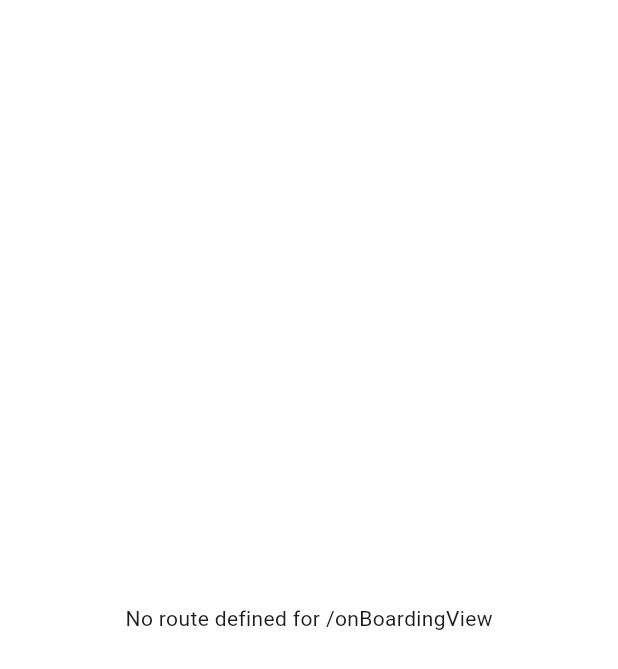
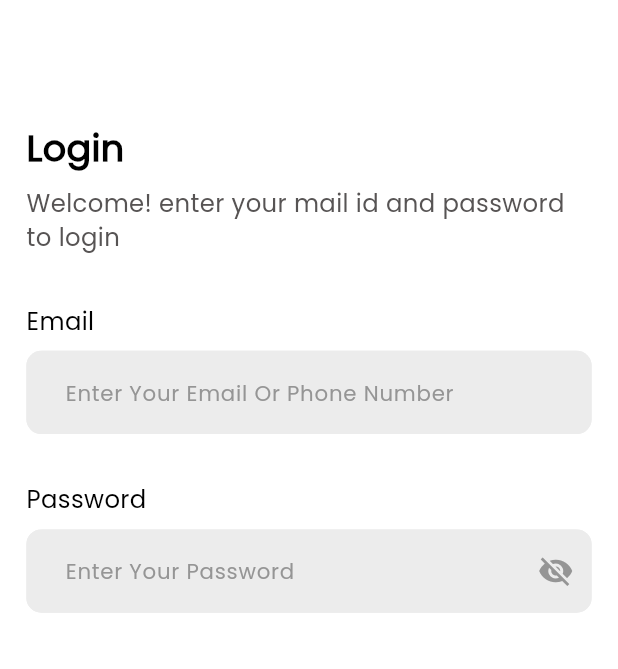
Before and after one commit to ehab968/skin_safe_app, a Flutter app: the screen it shows after launch, on a phone screen of 412 x 824 dp. Shown: the top 669 px of the screen. Run offline on Flutter 3.47's test engine with Material 3 defaults, Android fonts, the phone set to English and light mode, and no system bars; our stand-ins replace flutter_screenutil; project files that could hold a hidden picture were left out.

Commit message:
finish email and password textfield

```diff
--- /dev/null
+++ b/lib/core/helper/app_regex.dart
@@ -0,0 +1,36 @@
+class AppRegex {
+  static bool isEmailValid(String email) {
+    return RegExp(r'^.+@[a-zA-Z]+\.{1}[a-zA-Z]+(\.{0,1}[a-zA-Z]+)$')
+        .hasMatch(email);
+  }
+
+  static bool isPasswordValid(String password) {
+    return RegExp(
+            r"^(?=.*[a-z])(?=.*[A-Z])(?=.*\d)(?=.*[@$!%*?&])[A-Za-z\d@$!%*?&]{8,}$")
+        .hasMatch(password);
+  }
+
+    static bool isPhoneNumberValid(String phoneNumber) {
+    return RegExp(r'^(010|011|012|015)[0-9]{8}$').hasMatch(phoneNumber);
+  }
+
+  static bool hasLowerCase(String password) {
+    return RegExp(r'^(?=.*[a-z])').hasMatch(password);
+  }
+
+  static bool hasUpperCase(String password) {
+    return RegExp(r'^(?=.*[A-Z])').hasMatch(password);
+  }
+
+  static bool hasNumber(String password) {
+    return RegExp(r'^(?=.*?[0-9])').hasMatch(password);
+  }
+
+  static bool hasSpecialCharacter(String password) {
+    return RegExp(r'^(?=.*?[#?!@$%^&*-])').hasMatch(password);
+  }
+
+  static bool hasMinLength(String password) {
+    return RegExp(r'^(?=.{8,})').hasMatch(password);
+  }
+}
--- a/lib/core/routing/app_router.dart
+++ b/lib/core/routing/app_router.dart
@@ -1,5 +1,6 @@
 import 'package:flutter/material.dart';
 import 'package:skin_care_app/core/routing/routes.dart';
+import 'package:skin_care_app/features/authentication/login/ui/login_view.dart';
 import 'package:skin_care_app/features/splash/splash_view.dart';
 
 class AppRouter {
@@ -9,11 +10,17 @@ class AppRouter {
         return MaterialPageRoute(
           builder: (_) => const SplashView(),
         );
+      case Routes.loginView:
+        return MaterialPageRoute(
+          builder: (_) => const LoginView(),
+        );
       default:
         return MaterialPageRoute(
-          builder: (_) =>  Scaffold(
+          builder: (_) => Scaffold(
             body: Center(
-              child: Text('No route defined for ${settings.name}'),
+              child: Text(
+                'No route defined for ${settings.name}',
+              ),
             ),
           ),
         );
--- a/lib/core/theme/colors.dart
+++ b/lib/core/theme/colors.dart
@@ -2,4 +2,8 @@ import 'package:flutter/material.dart';
 
 class ColorManager {
   static const Color primaryBlue = Color(0xFF4A90E2);
+  static const Color black = Color(0xFF000000);
+  static const Color gray = Color(0xFF575454);
+  static const Color lightGray = Color(0xFF959595);
+  static const Color lighterGray = Color(0xFFECECEC);
 }
--- a/lib/core/theme/styles.dart
+++ b/lib/core/theme/styles.dart
@@ -0,0 +1,31 @@
+import 'package:flutter/material.dart';
+import 'package:flutter_screenutil/flutter_screenutil.dart';
+import 'package:skin_care_app/core/theme/colors.dart';
+
+class Styles {
+  static TextStyle font24Black600Weight = TextStyle(
+    fontSize: 24.sp,
+    fontWeight: FontWeight.w600,
+    color: ColorManager.black,
+  );
+  static TextStyle font16Black400Weight = TextStyle(
+    fontSize: 16.sp,
+    fontWeight: FontWeight.w400,
+    color: ColorManager.black,
+  );
+  static TextStyle font16Gray300Weight = TextStyle(
+    fontSize: 16.sp,
+    fontWeight: FontWeight.w300,
+    color: ColorManager.gray,
+  );
+  static TextStyle font14LightGray300Weight = TextStyle(
+    fontSize: 14.sp,
+    fontWeight: FontWeight.w300,
+    color: ColorManager.lightGray,
+  );
+  static TextStyle font14PrimaryBlue300Weight = TextStyle(
+    fontSize: 14.sp,
+    fontWeight: FontWeight.w300,
+    color: ColorManager.primaryBlue,
+  );
+}
--- /dev/null
+++ b/lib/core/widgets/custom_text_form_field.dart
@@ -0,0 +1,99 @@
+import 'package:flutter/material.dart';
+import 'package:flutter_screenutil/flutter_screenutil.dart';
+import 'package:skin_care_app/core/theme/colors.dart';
+import 'package:skin_care_app/core/theme/styles.dart';
+
+class CustomTextFormField extends StatelessWidget {
+  const CustomTextFormField({
+    super.key,
+    required this.hint,
+    this.maxline = 1,
+    this.onSaved,
+    this.padding,
+    this.onChanged,
+    this.autoFocus = false,
+    this.controller,
+    this.suffixIcon,
+    this.iconOnPressed,
+    this.enabledBordrColor,
+    this.focusedBorderColor,
+    this.borderRadius = 0,
+    this.cursorColor,
+    this.hintStyle,
+    this.backgroundColor,
+    this.textStyle,
+    this.isObscure,
+    this.focusNode,
+    required this.validator,
+  });
+  final String hint;
+  final int maxline;
+  final FocusNode? focusNode;
+  final Function(String?)? onSaved;
+  final EdgeInsetsGeometry? padding;
+  final void Function(String)? onChanged;
+  final bool? autoFocus, isObscure;
+  final TextEditingController? controller;
+  final Widget? suffixIcon;
+  final void Function()? iconOnPressed;
+  final Color? enabledBordrColor,
+      focusedBorderColor,
+      cursorColor,
+      backgroundColor;
+  final double borderRadius;
+  final TextStyle? hintStyle, textStyle;
+  final Function(String?) validator;
+
+  @override
+  Widget build(BuildContext context) {
+    return TextFormField(
+      focusNode: focusNode,
+      controller: controller,
+      autofocus: autoFocus ?? false,
+      onChanged: onChanged,
+      onSaved: onSaved,
+      validator: (value) {
+        return validator(value);
+      },
+      // (value) {
+      //   if (value?.isEmpty ?? true) {
+      //     return 'Field Is Required';
+      //   } else {
+      //     return null;
+      //   }
+      // },
+      style: textStyle ?? Styles.font14PrimaryBlue300Weight,
+      obscureText: isObscure ?? false,
+      cursorColor: cursorColor ?? ColorManager.primaryBlue,
+      maxLines: maxline,
+      decoration: InputDecoration(
+        isDense: true,
+        suffixIcon: suffixIcon,
+        contentPadding: padding ??
+            EdgeInsets.symmetric(
+              horizontal: 20.w,
+              vertical: 17.h,
+            ),
+        hintText: hint,
+        hintStyle: hintStyle ?? Styles.font14LightGray300Weight,
+        fillColor: backgroundColor ?? ColorManager.lighterGray,
+        filled: true,
+        border: buildBorder(),
+        enabledBorder:
+            buildBorder(enabledBordrColor ?? ColorManager.lighterGray),
+        focusedBorder:
+            buildBorder(focusedBorderColor ?? ColorManager.primaryBlue),
+      ),
+    );
+  }
+
+  OutlineInputBorder buildBorder([color]) {
+    return OutlineInputBorder(
+      borderSide: BorderSide(
+        width: 1.4,
+        color: color ?? Colors.white,
+      ),
+      borderRadius: BorderRadius.circular(borderRadius),
+    );
+  }
+}
--- /dev/null
+++ b/lib/core/widgets/email_and_password.dart
@@ -0,0 +1,103 @@
+import 'package:flutter/material.dart';
+import 'package:skin_care_app/core/helper/spacing.dart';
+import 'package:skin_care_app/core/theme/colors.dart';
+import 'package:skin_care_app/core/theme/styles.dart';
+import 'package:skin_care_app/core/widgets/custom_text_form_field.dart';
+
+class EmailAndPassword extends StatefulWidget {
+  const EmailAndPassword({super.key});
+
+  @override
+  State<EmailAndPassword> createState() => _EmailAndPasswordState();
+}
+
+class _EmailAndPasswordState extends State<EmailAndPassword> {
+  FocusNode passwordFocusNode = FocusNode();
+  bool isPasswordFocused = false;
+  FocusNode emailFocusNode = FocusNode();
+  bool isEmailFocused = false;
+  bool isobsecure = true;
+  @override
+  void initState() {
+    setupEmailAndPasswordFocusNode();
+    super.initState();
+  }
+
+  @override
+  void dispose() {
+    emailFocusNode.dispose();
+    passwordFocusNode.dispose();
+    super.dispose();
+  }
+
+  @override
+  Widget build(BuildContext context) {
+    return Column(
+      crossAxisAlignment: CrossAxisAlignment.start,
+      children: [
+        Text(
+          'Email',
+          style: Styles.font16Black400Weight,
+        ),
+        verticalSpace(height: 8),
+        CustomTextFormField(
+          hint: 'Enter Your Email Or Phone Number',
+          focusNode: emailFocusNode,
+          backgroundColor:
+              isEmailFocused ? Colors.white : ColorManager.lighterGray,
+          hintStyle: isEmailFocused
+              ? Styles.font14PrimaryBlue300Weight
+              : Styles.font14LightGray300Weight,
+          borderRadius: 10,
+          validator: (value) {},
+        ),
+        verticalSpace(height: 32),
+        Text(
+          'Password',
+          style: Styles.font16Black400Weight,
+        ),
+        verticalSpace(height: 8),
+        CustomTextFormField(
+          hint: 'Enter Your Password',
+          focusNode: passwordFocusNode,
+          borderRadius: 10,
+          isObscure: isobsecure,
+          validator: (value) {},
+          backgroundColor:
+              isPasswordFocused ? Colors.white : ColorManager.lighterGray,
+          hintStyle: isPasswordFocused
+              ? Styles.font14PrimaryBlue300Weight
+              : Styles.font14LightGray300Weight,
+          suffixIcon: IconButton(
+            onPressed: () {
+              setState(() {
+                isobsecure = !isobsecure;
+              });
+            },
+            icon: Icon(
+              size: 24,
+              isobsecure ? Icons.visibility_off : Icons.visibility,
+              color: passwordFocusNode.hasFocus
+                  ? ColorManager.primaryBlue
+                  : ColorManager.lightGray,
+            ),
+          ),
+        ),
+      ],
+    );
+  }
+
+  void setupEmailAndPasswordFocusNode() {
+    emailFocusNode.addListener(() {
+      setState(() {
+        isEmailFocused = emailFocusNode.hasFocus;
+      });
+    });
+
+    passwordFocusNode.addListener(() {
+      setState(() {
+        isPasswordFocused = passwordFocusNode.hasFocus;
+      });
+    });
+  }
+}
--- /dev/null
+++ b/lib/features/authentication/login/ui/login_view.dart
@@ -0,0 +1,30 @@
+import 'package:flutter/material.dart';
+import 'package:flutter_screenutil/flutter_screenutil.dart';
+import 'package:skin_care_app/core/helper/spacing.dart';
+import 'package:skin_care_app/core/widgets/email_and_password.dart';
+import 'package:skin_care_app/features/authentication/login/ui/widgets/login_and_welcome_text.dart';
+
+class LoginView extends StatelessWidget {
+  const LoginView({super.key});
+
+  @override
+  Widget build(BuildContext context) {
+    return Scaffold(
+      body: SafeArea(
+        child: Padding(
+          padding: EdgeInsets.symmetric(horizontal: 16.w),
+          child: SingleChildScrollView(
+            child: Column(
+              crossAxisAlignment: CrossAxisAlignment.start,
+              children: [
+                const LoginAndWelcomeText(),
+                verticalSpace(height: 32),
+                const EmailAndPassword(),
+              ],
+            ),
+          ),
+        ),
+      ),
+    );
+  }
+}
--- /dev/null
+++ b/lib/features/authentication/login/ui/widgets/login_and_welcome_text.dart
@@ -0,0 +1,26 @@
+import 'package:flutter/material.dart';
+import 'package:skin_care_app/core/helper/spacing.dart';
+import 'package:skin_care_app/core/theme/styles.dart';
+
+class LoginAndWelcomeText extends StatelessWidget {
+  const LoginAndWelcomeText({super.key});
+
+  @override
+  Widget build(BuildContext context) {
+    return Column(
+      crossAxisAlignment: CrossAxisAlignment.start,
+      children: [
+        verticalSpace(height: 80),
+        Text(
+          'Login',
+          style: Styles.font24Black600Weight,
+        ),
+        verticalSpace(height: 8),
+        Text(
+          'Welcome! enter your mail id and password to login',
+          style: Styles.font16Gray300Weight,
+        ),
+      ],
+    );
+  }
+}
--- a/lib/features/splash/splash_view.dart
+++ b/lib/features/splash/splash_view.dart
@@ -17,7 +17,7 @@ class _SplashViewState extends State<SplashView> {
     Future.delayed(
       const Duration(seconds: 3),
       () {
-        context.pushReplacementNamed(Routes.onBoardingView);
+        context.pushReplacementNamed(Routes.loginView);
       },
     );
     super.initState();
--- a/lib/skin_safe_app.dart
+++ b/lib/skin_safe_app.dart
@@ -17,6 +17,7 @@ class SkinSafeApp extends StatelessWidget {
         initialRoute: Routes.splashView,
         onGenerateRoute: AppRouter().generateRoute,
         theme: ThemeData(
+          fontFamily: 'Poppins',
           scaffoldBackgroundColor: Colors.white,
           primaryColor: ColorManager.primaryBlue,
         ),
```
Also changed, not shown: pubspec.yaml (+4 -6 lines), assets/fonts/Poppins-Regular.ttf (added).
